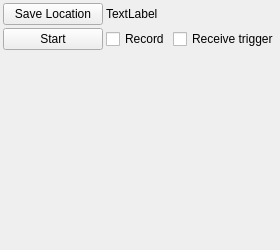
Qt form python_code/view/UI_cam.ui (AhmetCemalO/labcamsac) before a commit.
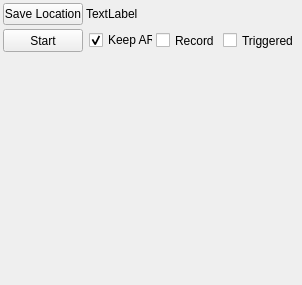
The same form after that commit.

Diff of the .ui file:
```diff
--- a/python_code/view/UI_cam.ui
+++ b/python_code/view/UI_cam.ui
@@ -6,14 +6,14 @@
    <rect>
     <x>0</x>
     <y>0</y>
-    <width>280</width>
-    <height>250</height>
+    <width>302</width>
+    <height>285</height>
    </rect>
   </property>
   <property name="minimumSize">
    <size>
-    <width>280</width>
-    <height>250</height>
+    <width>300</width>
+    <height>285</height>
    </size>
   </property>
   <property name="windowTitle">
@@ -44,8 +44,8 @@
       <widget class="QPushButton" name="save_location_pushButton">
        <property name="maximumSize">
         <size>
-         <width>100</width>
-         <height>16777215</height>
+         <width>80</width>
+         <height>23</height>
         </size>
        </property>
        <property name="text">
@@ -55,6 +55,18 @@
      </item>
      <item>
       <widget class="QLabel" name="save_location_label">
+       <property name="minimumSize">
+        <size>
+         <width>0</width>
+         <height>0</height>
+        </size>
+       </property>
+       <property name="maximumSize">
+        <size>
+         <width>16777215</width>
+         <height>25</height>
+        </size>
+       </property>
        <property name="text">
         <string>TextLabel</string>
        </property>
@@ -68,10 +80,16 @@
       <widget class="QPushButton" name="start_stop_pushButton">
        <property name="minimumSize">
         <size>
-         <width>100</width>
+         <width>80</width>
          <height>0</height>
         </size>
        </property>
+       <property name="maximumSize">
+        <size>
+         <width>16777215</width>
+         <height>23</height>
+        </size>
+       </property>
        <property name="text">
         <string>Start</string>
        </property>
@@ -90,8 +108,30 @@
        </property>
       </spacer>
      </item>
+     <item>
+      <widget class="QCheckBox" name="keep_AR_checkBox">
+       <property name="minimumSize">
+        <size>
+         <width>64</width>
+         <height>17</height>
+        </size>
+       </property>
+       <property name="text">
+        <string>Keep AR</string>
+       </property>
+       <property name="checked">
+        <bool>true</bool>
+       </property>
+      </widget>
+     </item>
      <item>
       <widget class="QCheckBox" name="record_checkBox">
+       <property name="maximumSize">
+        <size>
+         <width>16777215</width>
+         <height>25</height>
+        </size>
+       </property>
        <property name="text">
         <string>Record</string>
        </property>
@@ -99,8 +139,20 @@
      </item>
      <item>
       <widget class="QCheckBox" name="trigger_checkBox">
+       <property name="sizePolicy">
+        <sizepolicy hsizetype="Minimum" vsizetype="Minimum">
+         <horstretch>0</horstretch>
+         <verstretch>0</verstretch>
+        </sizepolicy>
+       </property>
+       <property name="minimumSize">
+        <size>
+         <width>0</width>
+         <height>25</height>
+        </size>
+       </property>
        <property name="text">
-        <string>Receive trigger</string>
+        <string>Triggered</string>
        </property>
       </widget>
      </item>
@@ -114,9 +166,21 @@
        <verstretch>0</verstretch>
       </sizepolicy>
      </property>
+     <property name="minimumSize">
+      <size>
+       <width>294</width>
+       <height>236</height>
+      </size>
+     </property>
      <property name="text">
       <string/>
      </property>
+     <property name="scaledContents">
+      <bool>false</bool>
+     </property>
+     <property name="alignment">
+      <set>Qt::AlignCenter</set>
+     </property>
     </widget>
    </item>
   </layout>
```
